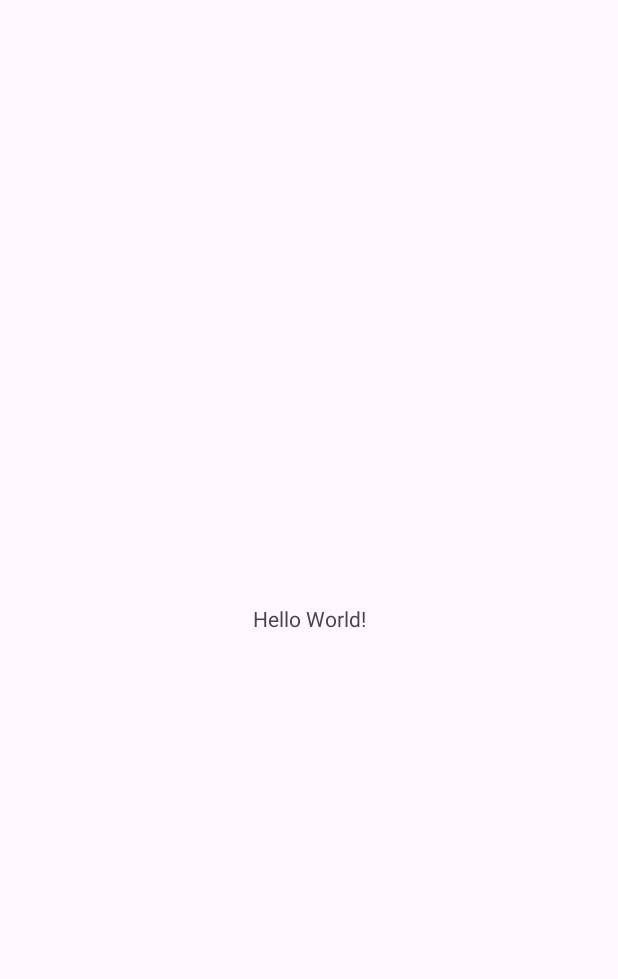
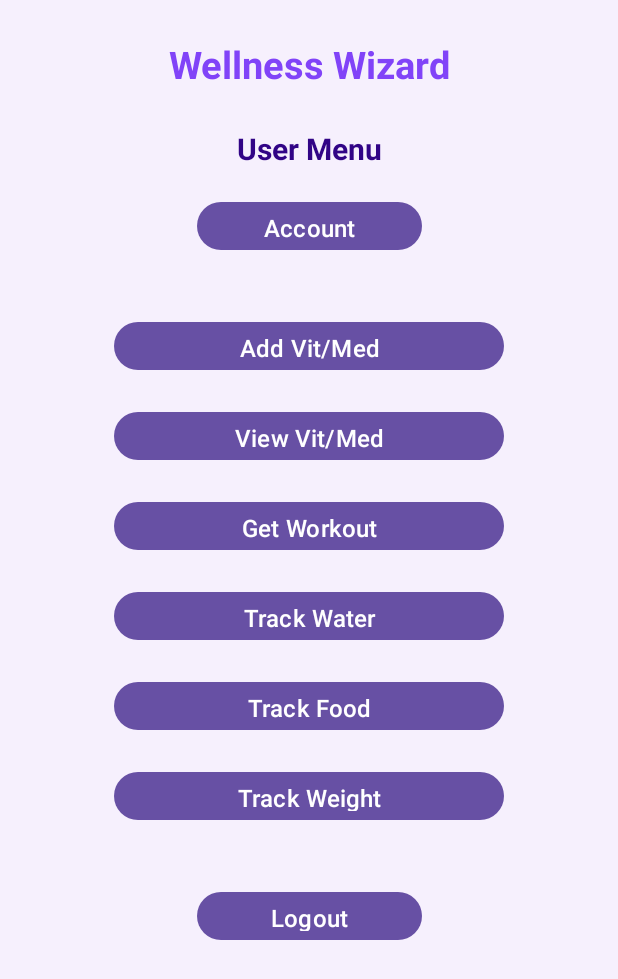
Before and after one commit to etorr6642/Project2_Wellness_Wizard_App, an Android app: the screen it shows after launch (MainActivity), on a phone screen of 412 x 824 dp. Before the commit the part shown is almost empty. Shown: the top 979 px of the screen. Run offline under Robolectric (Android 15) with nearby library versions, the phone set to English and light mode, and no system bars.

Commit message:
created layout for activity_main.xml

```diff
--- a/app/src/main/res/layout/activity_main.xml
+++ b/app/src/main/res/layout/activity_main.xml
@@ -1,18 +1,137 @@
 <?xml version="1.0" encoding="utf-8"?>
-<androidx.constraintlayout.widget.ConstraintLayout
-        xmlns:android="http://schemas.android.com/apk/res/android"
+<androidx.constraintlayout.widget.ConstraintLayout xmlns:android="http://schemas.android.com/apk/res/android"
+    xmlns:app="http://schemas.android.com/apk/res-auto"
     xmlns:tools="http://schemas.android.com/tools"
-        xmlns:app="http://schemas.android.com/apk/res-auto"
     android:layout_width="match_parent"
     android:layout_height="match_parent"
+    android:background="#F6F0FD"
     tools:context=".MainActivity">
+
     <TextView
-            android:layout_width="wrap_content"
-            android:layout_height="wrap_content"
-            android:text="Hello World!"
-            app:layout_constraintBottom_toBottomOf="parent"
+        android:id="@+id/WellnessWizardTitleTextView"
+        android:layout_width="200dp"
+        android:layout_height="40dp"
+        android:layout_marginTop="25dp"
+        android:shadowColor="#6417F8"
+        android:text="@string/wellness_wizard"
+        android:textAlignment="center"
+        android:textColor="#8143F8"
+        android:textSize="25sp"
+        android:textStyle="bold"
+        app:layout_constraintEnd_toEndOf="parent"
         app:layout_constraintStart_toStartOf="parent"
+        app:layout_constraintTop_toTopOf="parent" />
+
+    <TextView
+        android:id="@+id/userMenuTextView"
+        android:layout_width="100dp"
+        android:layout_height="25dp"
+        android:layout_marginTop="20dp"
+        android:text="@string/user_menu"
+        android:textAlignment="center"
+        android:textColor="#310486"
+        android:textSize="20sp"
+        android:textStyle="bold"
         app:layout_constraintEnd_toEndOf="parent"
-            app:layout_constraintTop_toTopOf="parent"/>
+        app:layout_constraintStart_toStartOf="parent"
+        app:layout_constraintTop_toBottomOf="@id/WellnessWizardTitleTextView" />
+
+    <Button
+        android:id="@+id/accountSettingsButton"
+        android:layout_width="150dp"
+        android:layout_height="40dp"
+        android:layout_marginTop="20dp"
+        android:text="@string/account"
+        android:textAlignment="center"
+        android:textSize="16sp"
+        app:layout_constraintEnd_toEndOf="parent"
+        app:layout_constraintStart_toStartOf="parent"
+        app:layout_constraintTop_toBottomOf="@id/userMenuTextView" />
+
+    <Button
+        android:id="@+id/addVitMedButton"
+        android:layout_width="260dp"
+        android:layout_height="40dp"
+        android:layout_marginTop="40dp"
+        android:text="@string/add_vit_med"
+        android:textAlignment="center"
+        android:textSize="16sp"
+        app:layout_constraintEnd_toEndOf="parent"
+        app:layout_constraintStart_toStartOf="parent"
+        app:layout_constraintTop_toBottomOf="@id/accountSettingsButton" />
+
+    <Button
+        android:id="@+id/viewVitMedButton"
+        android:layout_width="260dp"
+        android:layout_height="40dp"
+        android:layout_marginTop="20dp"
+        android:text="@string/view_vit_med"
+        android:textAlignment="center"
+        android:textSize="16sp"
+        app:layout_constraintEnd_toEndOf="parent"
+        app:layout_constraintStart_toStartOf="parent"
+        app:layout_constraintTop_toBottomOf="@id/addVitMedButton" />
+
+    <Button
+        android:id="@+id/getWorkoutButton"
+        android:layout_width="260dp"
+        android:layout_height="40dp"
+        android:layout_marginTop="20dp"
+        android:text="@string/get_workout"
+        android:textAlignment="center"
+        android:textSize="16sp"
+        app:layout_constraintEnd_toEndOf="parent"
+        app:layout_constraintStart_toStartOf="parent"
+        app:layout_constraintTop_toBottomOf="@id/viewVitMedButton" />
+
+    <Button
+        android:id="@+id/trackWaterButton"
+        android:layout_width="260dp"
+        android:layout_height="40dp"
+        android:layout_marginTop="20dp"
+        android:text="@string/track_water"
+        android:textAlignment="center"
+        android:textSize="16sp"
+        app:layout_constraintEnd_toEndOf="parent"
+        app:layout_constraintStart_toStartOf="parent"
+        app:layout_constraintTop_toBottomOf="@id/getWorkoutButton" />
+
+
+    <Button
+        android:id="@+id/trackFoodButton"
+        android:layout_width="260dp"
+        android:layout_height="40dp"
+        android:layout_marginTop="20dp"
+        android:text="@string/track_food"
+        android:textAlignment="center"
+        android:textSize="16sp"
+        app:layout_constraintEnd_toEndOf="parent"
+        app:layout_constraintStart_toStartOf="parent"
+        app:layout_constraintTop_toBottomOf="@id/trackWaterButton" />
+
+    <Button
+        android:id="@+id/trackWeightButton"
+        android:layout_width="260dp"
+        android:layout_height="40dp"
+        android:layout_marginTop="20dp"
+        android:text="@string/track_weight"
+        android:textAlignment="center"
+        android:textSize="16sp"
+        app:layout_constraintEnd_toEndOf="parent"
+        app:layout_constraintStart_toStartOf="parent"
+        app:layout_constraintTop_toBottomOf="@id/trackFoodButton" />
+
+    <Button
+        android:id="@+id/logoutButton"
+        android:layout_width="150dp"
+        android:layout_height="40dp"
+        android:layout_marginTop="40dp"
+        android:text="@string/logout"
+        android:textAlignment="center"
+        android:textSize="16sp"
+        app:layout_constraintEnd_toEndOf="parent"
+        app:layout_constraintStart_toStartOf="parent"
+        app:layout_constraintTop_toBottomOf="@id/trackWeightButton" />
+
 
 </androidx.constraintlayout.widget.ConstraintLayout>
--- a/app/src/main/res/values/strings.xml
+++ b/app/src/main/res/values/strings.xml
@@ -1,3 +1,13 @@
 <resources>
     <string name="app_name">Project2_Wellness_Wizard_App</string>
+    <string name="wellness_wizard">Wellness Wizard</string>
+    <string name="user_menu">User Menu</string>
+    <string name="account">Account</string>
+    <string name="add_vit_med">Add Vit/Med</string>
+    <string name="view_vit_med">View Vit/Med</string>
+    <string name="get_workout">Get Workout</string>
+    <string name="track_water">Track Water</string>
+    <string name="track_food">Track Food</string>
+    <string name="track_weight">Track Weight</string>
+    <string name="logout">Logout</string>
 </resources>
```
Lines whose indentation alone changed are shown as unchanged.
